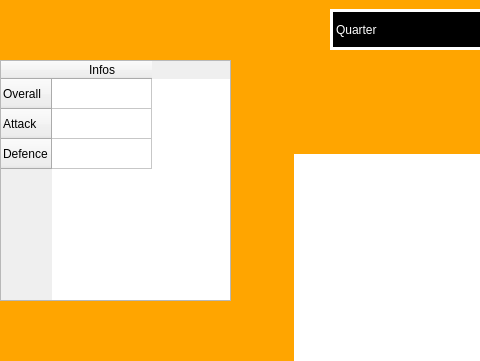
Old version of the form BTM_Qt/nextgame.ui in the repository skandermoalla/CSE201-Top5; both pictures show x 0 to 480 and y 131 to 492 of the 1200 by 704 pixel window.
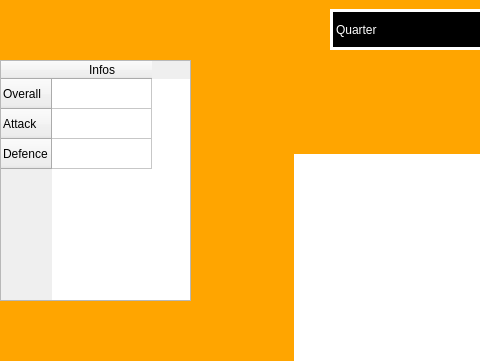
New version of the form.

Commit message: added quit button function

The edit to the form file:
```diff
--- a/BTM_Qt/nextgame.ui
+++ b/BTM_Qt/nextgame.ui
@@ -269,7 +269,7 @@
     <rect>
      <x>0</x>
      <y>191</y>
-     <width>231</width>
+     <width>191</width>
      <height>241</height>
     </rect>
    </property>
```
The commit also changes 2 other files.
